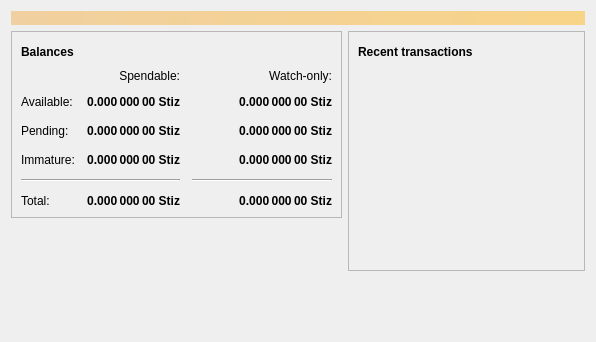
Qt form src/qt/forms/overviewpage.ui (minblock/majesteescoin) before a commit.
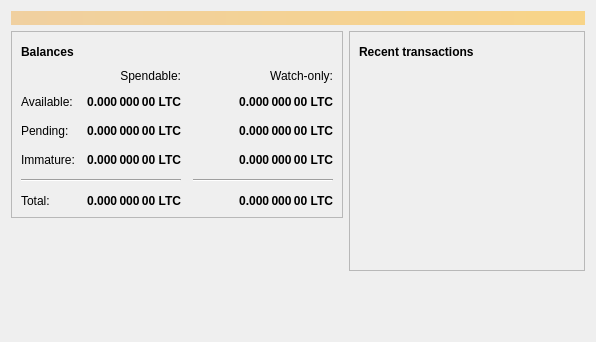
The same form after that commit. Icons and pictures are not drawn.

```diff
--- a/src/qt/forms/overviewpage.ui
+++ b/src/qt/forms/overviewpage.ui
@@ -129,7 +129,7 @@
                <string>Unconfirmed transactions to watch-only addresses</string>
               </property>
               <property name="text">
-               <string notr="true">0.000 000 00 Stiz</string>
+               <string notr="true">0.000 000 00 LTC</string>
               </property>
               <property name="alignment">
                <set>Qt::AlignRight|Qt::AlignTrailing|Qt::AlignVCenter</set>
@@ -154,7 +154,7 @@
                <string>Total of transactions that have yet to be confirmed, and do not yet count toward the spendable balance</string>
               </property>
               <property name="text">
-               <string notr="true">0.000 000 00 Stiz</string>
+               <string notr="true">0.000 000 00 LTC</string>
               </property>
               <property name="alignment">
                <set>Qt::AlignRight|Qt::AlignTrailing|Qt::AlignVCenter</set>
@@ -179,7 +179,7 @@
                <string>Mined balance in watch-only addresses that has not yet matured</string>
               </property>
               <property name="text">
-               <string notr="true">0.000 000 00 Stiz</string>
+               <string notr="true">0.000 000 00 LTC</string>
               </property>
               <property name="alignment">
                <set>Qt::AlignRight|Qt::AlignTrailing|Qt::AlignVCenter</set>
@@ -237,7 +237,7 @@
                <string>Mined balance that has not yet matured</string>
               </property>
               <property name="text">
-               <string notr="true">0.000 000 00 Stiz</string>
+               <string notr="true">0.000 000 00 LTC</string>
               </property>
               <property name="alignment">
                <set>Qt::AlignRight|Qt::AlignTrailing|Qt::AlignVCenter</set>
@@ -282,7 +282,7 @@
                <string>Your current total balance</string>
               </property>
               <property name="text">
-               <string notr="true">0.000 000 00 Stiz</string>
+               <string notr="true">0.000 000 00 LTC</string>
               </property>
               <property name="alignment">
                <set>Qt::AlignRight|Qt::AlignTrailing|Qt::AlignVCenter</set>
@@ -307,7 +307,7 @@
                <string>Current total balance in watch-only addresses</string>
               </property>
               <property name="text">
-               <string notr="true">0.000 000 00 Stiz</string>
+               <string notr="true">0.000 000 00 LTC</string>
               </property>
               <property name="alignment">
                <set>Qt::AlignRight|Qt::AlignTrailing|Qt::AlignVCenter</set>
@@ -349,7 +349,7 @@
                <string>Your current spendable balance</string>
               </property>
               <property name="text">
-               <string notr="true">0.000 000 00 Stiz</string>
+               <string notr="true">0.000 000 00 LTC</string>
               </property>
               <property name="alignment">
                <set>Qt::AlignRight|Qt::AlignTrailing|Qt::AlignVCenter</set>
@@ -374,7 +374,7 @@
                <string>Your current balance in watch-only addresses</string>
               </property>
               <property name="text">
-               <string notr="true">0.000 000 00 Stiz</string>
+               <string notr="true">0.000 000 00 LTC</string>
               </property>
               <property name="alignment">
                <set>Qt::AlignRight|Qt::AlignTrailing|Qt::AlignVCenter</set>
```
Left out of the diff: 4 changed lines with no effect on the pictures.
